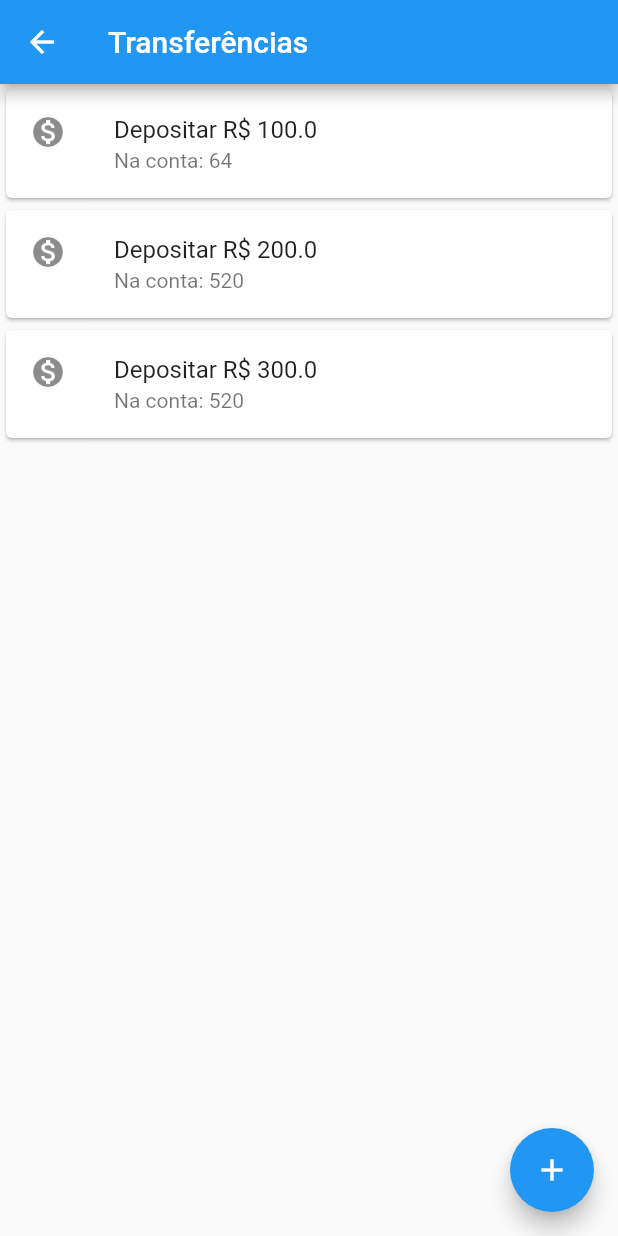
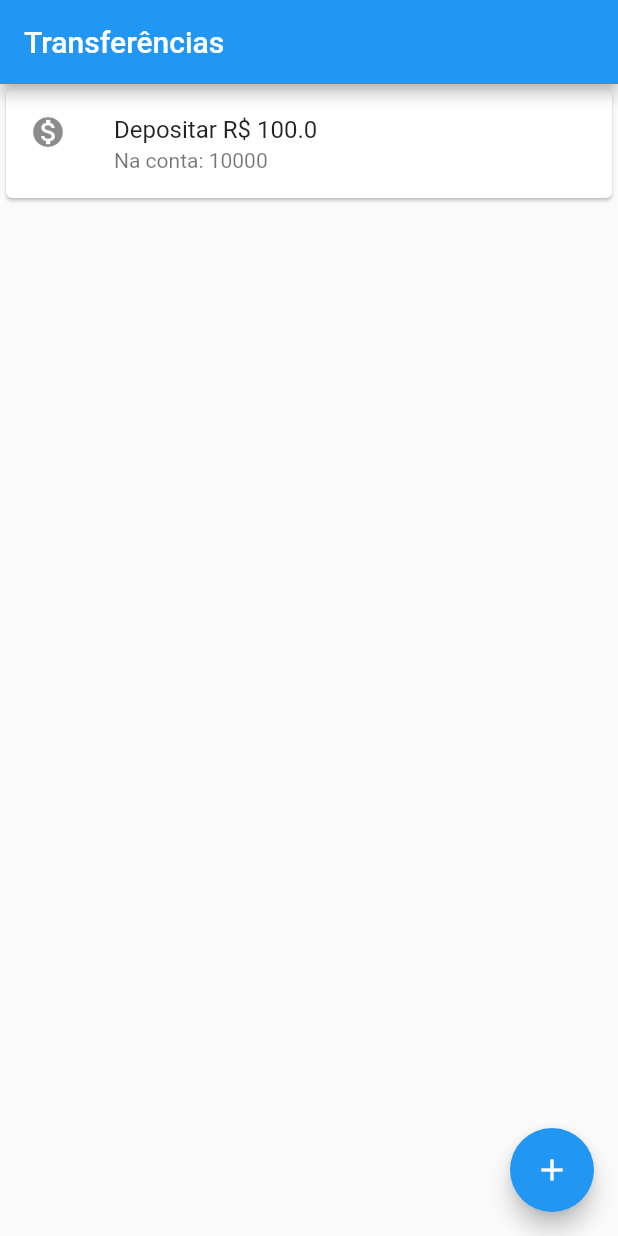
Before and after one commit to WalterGabriel/Learning_Dart.Flutter, a Flutter app: the ListaTransferencia screen opened directly, on a phone screen of 412 x 824 dp. Run offline on Flutter 3.47's test engine with Material 2 defaults, Android fonts, the phone set to English and light mode, and no system bars.

Commit message:
Future.then e Lista dinâmica

```diff
--- a/Flutter/bank/lib/main.dart
+++ b/Flutter/bank/lib/main.dart
@@ -32,7 +32,7 @@ class BytebankApp extends StatelessWidget {
   Widget build(BuildContext context) {
     return MaterialApp(
       home: Scaffold(
-        body: FormularioTransferencia(),
+        body: ListaTransferencia(),
       ),
     );
   }
@@ -47,7 +47,7 @@ class FormularioTransferencia extends StatelessWidget {
   Widget build(BuildContext context) {
     return Scaffold(
       appBar: AppBar(
-        title: Text('Criar AppBar'),
+        title: Text('Transferir Dinheiro'),
       ),
       body: Column(
         children: <Widget>[
@@ -77,6 +77,8 @@ class FormularioTransferencia extends StatelessWidget {
 
     if (numeroConta != null && valor != null) {
       final transferenciaCriada = Transferencia(valor, numeroConta);
+      debugPrint('$transferenciaCriada');
+      Navigator.pop(context, transferenciaCriada);
       Scaffold.of(context).showSnackBar(
         SnackBar(
           content: Text(
@@ -131,21 +133,48 @@ class Editor extends StatelessWidget {
 }
 
 class ListaTransferencia extends StatelessWidget {
+  /*
+    ListView é um widget diferente do colunm, pois nessa lista é gerada uma função de scroll
+  Para que a list view se torne dinâmica é necessário utilizar um builder.
+  Desta forma, o children é a concatenação de elementos estáticos. Neste caso, não precisaremos dele, pois, neste app, a intesão é criar um histórico de transferència que se atualiza dinamicamente.
+
+  Para isso, é criada uma lista que funcionará como uma font on meu widget vai buscar as informações para serem atualizadas.*/
+  final List<Transferencia> _transferencias = List();
+
   @override
   Widget build(BuildContext context) {
+
+    _transferencias.add(Transferencia(100.0, 10000));
+
     return Scaffold(
       appBar: AppBar(
         title: Text('Transferências'),
       ),
-      body: Column(
-        children: <Widget>[
-          ItemTransferencia(Transferencia(100.0, 064)),
-          ItemTransferencia(Transferencia(200.0, 520)),
-          ItemTransferencia(Transferencia(300.0, 520)),
-        ],
+      body: ListView.builder(
+        itemCount: _transferencias
+            .length, //Informa ao ListView o número de itens da lista,
+        itemBuilder: (context, indice) {
+          //Cria os itens da lista importando as transferências
+          final transferencia = _transferencias[indice];
+          return ItemTransferencia(transferencia);
+        },
       ),
       floatingActionButton: FloatingActionButton(
-        onPressed: () {},
+        onPressed: () {
+          /*
+          Future é uma função destinada para recolher informações depois da entrada de dados
+           */
+          final Future<Transferencia> future =
+              Navigator.push(context, MaterialPageRoute(builder: (context) {
+            return FormularioTransferencia();
+          }));
+          future.then((transferenciaRecebida) {
+            debugPrint('Chegou no then do future');
+            debugPrint('${transferenciaRecebida.valor}');
+            debugPrint('${transferenciaRecebida.numeroConta}');
+            _transferencias.add(transferenciaRecebida);
+          });
+        },
         child: Icon(Icons.add),
       ),
     );
```
